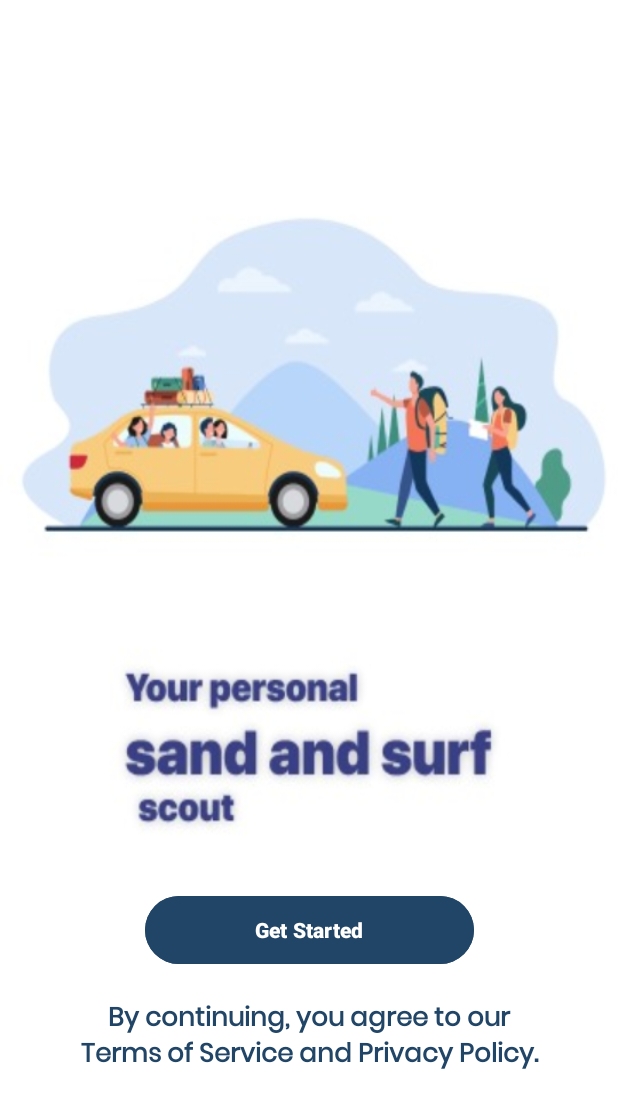
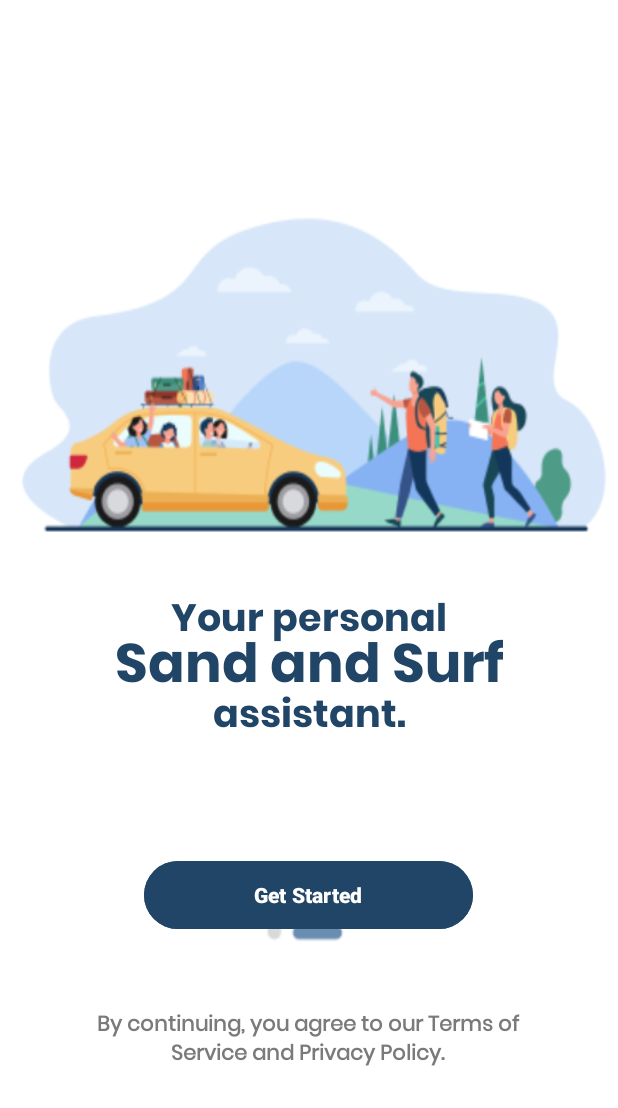
Before and after one commit to VandalByte/Nautica, an Android app: the WelcomeActivity3 screen opened directly, with no data from a screen before it, on a phone screen of 412 x 824 dp. Shown: the top 1108 px of the screen. Run offline under Robolectric (Android 15) with nearby library versions, the light colour scheme and no system bars.

Commit message:
added more aesthetics to welcome pages 1 & 2

```diff
--- a/app/src/main/res/layout/activity_welcome3.xml
+++ b/app/src/main/res/layout/activity_welcome3.xml
@@ -5,15 +5,78 @@
     android:id="@+id/main"
     android:layout_width="match_parent"
     android:layout_height="match_parent"
-    android:background="@drawable/welcome1"
+    android:background="@drawable/welcomebg"
     tools:context=".welcomescreen.WelcomeActivity3">
+
+    <TextView
+        android:id="@+id/textView3"
+        android:layout_width="0dp"
+        android:layout_height="wrap_content"
+        android:layout_marginStart="53dp"
+        android:layout_marginTop="414dp"
+        android:layout_marginEnd="53dp"
+        android:layout_marginBottom="25dp"
+        android:fontFamily="@font/poppins_bold"
+        android:text="assistant."
+        android:textAlignment="center"
+        android:textColor="#214566"
+        android:textSize="25sp"
+        android:textStyle="bold"
+        app:layout_constraintBottom_toTopOf="@+id/button"
+        app:layout_constraintEnd_toEndOf="parent"
+        app:layout_constraintHorizontal_bias="0.0"
+        app:layout_constraintStart_toStartOf="parent"
+        app:layout_constraintTop_toTopOf="parent"
+        app:layout_constraintVertical_bias="0.488" />
+
+    <TextView
+        android:id="@+id/textView4"
+        android:layout_width="0dp"
+        android:layout_height="wrap_content"
+        android:layout_marginStart="53dp"
+        android:layout_marginTop="350dp"
+        android:layout_marginEnd="53dp"
+        android:layout_marginBottom="25dp"
+        android:fontFamily="@font/poppins_bold"
+        android:text="Your personal"
+        android:textAlignment="center"
+        android:textColor="#214566"
+        android:textSize="25sp"
+        android:textStyle="bold"
+        app:layout_constraintBottom_toTopOf="@+id/button"
+        app:layout_constraintEnd_toEndOf="parent"
+        app:layout_constraintHorizontal_bias="0.0"
+        app:layout_constraintStart_toStartOf="parent"
+        app:layout_constraintTop_toTopOf="parent"
+        app:layout_constraintVertical_bias="0.282" />
+
+    <TextView
+        android:id="@+id/textView5"
+        android:layout_width="0dp"
+        android:layout_height="wrap_content"
+        android:layout_marginStart="53dp"
+        android:layout_marginTop="372dp"
+        android:layout_marginEnd="53dp"
+        android:layout_marginBottom="25dp"
+        android:fontFamily="@font/poppins_bold"
+        android:text="Sand and Surf"
+        android:textAlignment="center"
+        android:textColor="#214566"
+        android:textSize="36sp"
+        android:textStyle="bold"
+        app:layout_constraintBottom_toTopOf="@+id/button"
+        app:layout_constraintEnd_toEndOf="parent"
+        app:layout_constraintHorizontal_bias="0.0"
+        app:layout_constraintStart_toStartOf="parent"
+        app:layout_constraintTop_toTopOf="parent"
+        app:layout_constraintVertical_bias="0.387" />
 
     <Button
         android:id="@+id/button"
         android:layout_width="219dp"
         android:layout_height="53dp"
         android:layout_marginStart="96dp"
-        android:layout_marginTop="593dp"
+        android:layout_marginTop="570dp"
         android:layout_marginEnd="96dp"
         android:layout_marginBottom="19dp"
         android:backgroundTint="#214566"
@@ -23,21 +86,25 @@
         android:textStyle="bold"
         app:layout_constraintBottom_toTopOf="@+id/textView2"
         app:layout_constraintEnd_toEndOf="parent"
+        app:layout_constraintHorizontal_bias="0.0"
         app:layout_constraintStart_toStartOf="parent"
-        app:layout_constraintTop_toTopOf="parent" />
+        app:layout_constraintTop_toTopOf="parent"
+        app:layout_constraintVertical_bias="0.0" />
 
     <TextView
         android:id="@+id/textView2"
         android:layout_width="322dp"
         android:layout_height="107dp"
-        android:layout_marginTop="665dp"
+        android:layout_marginTop="672dp"
         android:fontFamily="@font/poppins"
         android:text="By continuing, you agree to our Terms of Service and Privacy Policy."
         android:textAlignment="center"
-        android:textColor="#214566"
-        android:textSize="17sp"
+
+        android:textSize="14sp"
         android:textStyle="bold"
+        android:textColor="#7a7a7a"
         app:layout_constraintEnd_toEndOf="parent"
+        app:layout_constraintHorizontal_bias="0.494"
         app:layout_constraintStart_toStartOf="parent"
         app:layout_constraintTop_toTopOf="parent" />
 
```
Also changed, not shown: app/src/main/res/layout/activity_welcome1.xml (+35 -9 lines), app/src/main/res/drawable/welcomebg.png (added).
